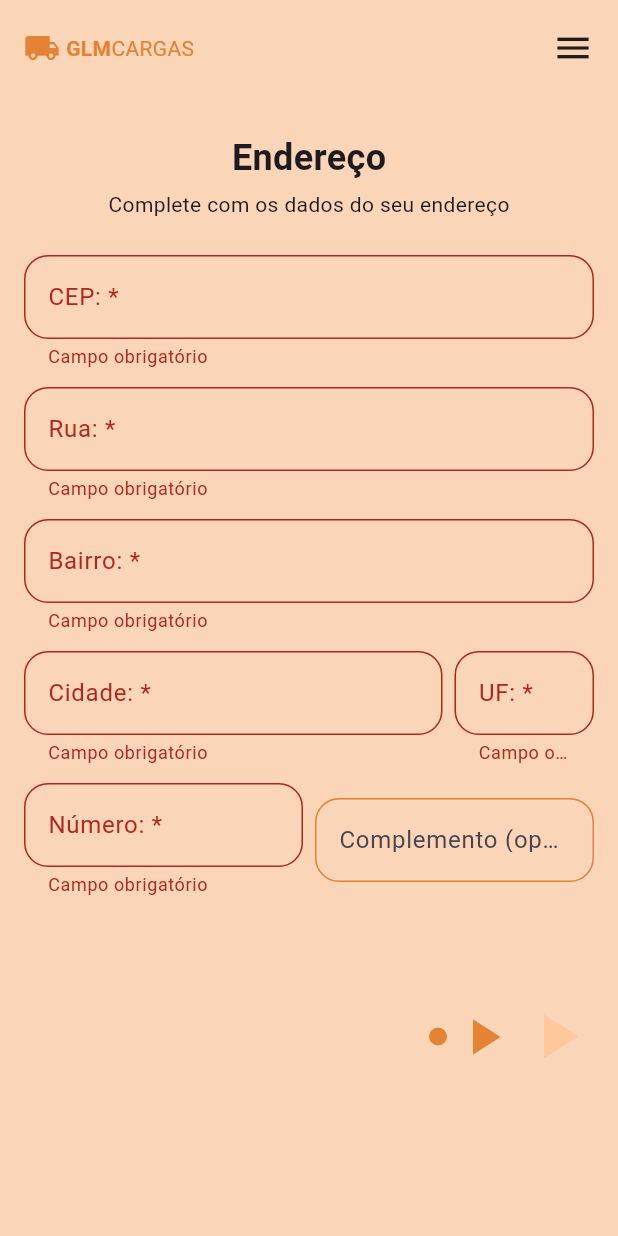
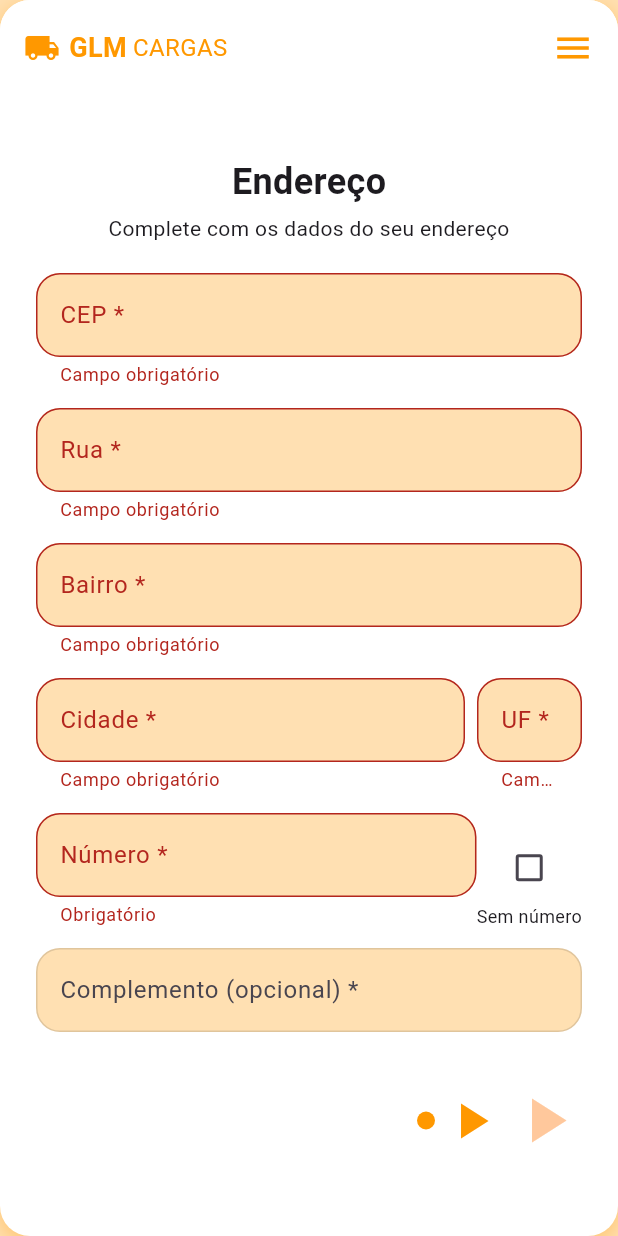
Before and after one commit to GLMCargas/glmcargas_supabase_flutter, a Flutter app: the CadastroEnderecoScreen screen opened directly, after a tap on the "play arrow" icon, on a phone screen of 412 x 824 dp. Run offline on Flutter 3.47's test engine with Material 3 defaults, Android fonts, the phone set to English and light mode, and no system bars; our stand-ins replace image_picker, mask_text_input_formatter, supabase_flutter; accounts and stored records are empty.

Commit message:
ajusta pagina de endereço para salvar no banco de dados apartir dos dados pessoas

```diff
--- a/lib/cadastro/cadastro_endereco.dart
+++ b/lib/cadastro/cadastro_endereco.dart
@@ -1,5 +1,5 @@
 import 'package:flutter/material.dart';
-import 'cadastro_dados_pessoais.dart';
+import 'package:supabase_flutter/supabase_flutter.dart';
 import 'cadastro_tipo_veiculo.dart';
 
 class CadastroEnderecoScreen extends StatefulWidget {
@@ -20,6 +20,8 @@ class _CadastroEnderecoScreenState extends State<CadastroEnderecoScreen> {
   final _numeroController = TextEditingController();
   final _complementoController = TextEditingController();
 
+  bool _semNumero = false;
+
   @override
   void dispose() {
     _cepController.dispose();
@@ -32,11 +34,51 @@ class _CadastroEnderecoScreenState extends State<CadastroEnderecoScreen> {
     super.dispose();
   }
 
-  void _proximo() {
-    if (_formKey.currentState!.validate()) {
+  Future<void> _salvarEndereco() async {
+    if (!_formKey.currentState!.validate()) return;
+
+    final supabase = Supabase.instance.client;
+    final user = supabase.auth.currentUser;
+
+    if (user == null) {
+      ScaffoldMessenger.of(context).showSnackBar(
+        const SnackBar(content: Text("Erro: usuário não autenticado.")),
+      );
+      return;
+    }
+
+    final dados = {
+      "Usuario_CaminhoneiroID": user.id,
+      "CEP": int.tryParse(_cepController.text.replaceAll(RegExp(r'\D'), '')),
+      "Rua": _ruaController.text.trim(),
+      "Bairro": _bairroController.text.trim(),
+      "Cidade": _cidadeController.text.trim(),
+      "UF": _ufController.text.trim(),
+      "Numero": _semNumero
+          ? 0
+          : int.tryParse(
+              _numeroController.text.replaceAll(RegExp(r'[^0-9]'), ''),
+            ),
+      "Complemento": _complementoController.text.trim().isEmpty
+          ? null
+          : _complementoController.text.trim(),
+    };
+
+    try {
+      await supabase.from("Endereço").insert(dados);
+
+      if (mounted) {
         Navigator.push(
           context,
           MaterialPageRoute(builder: (_) => const CadastroTipoVeiculoScreen()),
+        );
+      }
+    } catch (e) {
+      ScaffoldMessenger.of(context).showSnackBar(
+        SnackBar(
+          content: Text("Erro ao salvar: $e"),
+          backgroundColor: Colors.red,
+        ),
       );
     }
   }
@@ -44,79 +86,154 @@ class _CadastroEnderecoScreenState extends State<CadastroEnderecoScreen> {
   @override
   Widget build(BuildContext context) {
     return Scaffold(
-      backgroundColor: kBackgroundColor,
-      body: SafeArea(
+      backgroundColor: Colors.orange.shade100, // IGUAL À PÁGINA DE CADASTRO
+      body: Center(
+        child: Container(
+          constraints: const BoxConstraints(maxWidth: 430),
+          decoration: BoxDecoration(
+            color: Colors.white, // IGUAL À OUTRA TELA
+            borderRadius: BorderRadius.circular(20),
+            boxShadow: [
+              BoxShadow(
+                color: Colors.orange.withOpacity(0.4), // IGUAL
+                blurRadius: 12,
+                offset: const Offset(0, 4),
+              ),
+            ],
+          ),
+
           child: Column(
             children: [
-            const _TopoLogo(),
+              // 🔶 TOPO IGUAL
+              Container(
+                height: 64,
+                padding: const EdgeInsets.symmetric(horizontal: 16),
+                decoration: const BoxDecoration(
+                  color: Colors.white,
+                  borderRadius: BorderRadius.vertical(top: Radius.circular(20)),
+                ),
+                child: Row(
+                  children: const [
+                    Icon(Icons.local_shipping, color: Colors.orange),
+                    SizedBox(width: 6),
+                    Text(
+                      "GLM",
+                      style: TextStyle(
+                        fontWeight: FontWeight.bold,
+                        fontSize: 18,
+                        color: Colors.orange,
+                      ),
+                    ),
+                    SizedBox(width: 4),
+                    Text(
+                      "CARGAS",
+                      style: TextStyle(color: Colors.orange, fontSize: 16),
+                    ),
+                    Spacer(),
+                    Icon(Icons.menu, color: Colors.orange, size: 28),
+                  ],
+                ),
+              ),
+
               Expanded(
                 child: SingleChildScrollView(
-                padding: const EdgeInsets.all(16),
+                  padding: const EdgeInsets.all(24),
                   child: Form(
                     key: _formKey,
                     child: Column(
                       children: [
-                      const SizedBox(height: 8),
+                        const SizedBox(height: 16),
+
                         const Text(
-                        'Endereço',
+                          "Endereço",
                           style: TextStyle(
                             fontSize: 24,
                             fontWeight: FontWeight.bold,
                           ),
                         ),
+
                         const SizedBox(height: 4),
-                      const Text('Complete com os dados do seu endereço'),
-                      const SizedBox(height: 24),
-                      _CampoTexto(label: 'CEP: *', controller: _cepController),
-                      _CampoTexto(label: 'Rua: *', controller: _ruaController),
-                      _CampoTexto(
-                        label: 'Bairro: *',
-                        controller: _bairroController,
+
+                        const Text(
+                          'Complete com os dados do seu endereço',
+                          textAlign: TextAlign.center,
                         ),
+
+                        const SizedBox(height: 20),
+
+                        _campo("CEP", _cepController),
+                        _campo("Rua", _ruaController),
+                        _campo("Bairro", _bairroController),
+
+                        Row(
+                          children: [
+                            Expanded(child: _campo("Cidade", _cidadeController)),
+                            const SizedBox(width: 8),
+                            SizedBox(
+                              width: 70,
+                              child: _campo("UF", _ufController),
+                            ),
+                          ],
+                        ),
+
                         Row(
                           children: [
                             Expanded(
-                            flex: 3,
-                            child: _CampoTexto(
-                              label: 'Cidade: *',
-                              controller: _cidadeController,
+                              child: _campo(
+                                "Número",
+                                _numeroController,
+                                validatorOverride: (v) {
+                                  if (_semNumero) return null;
+                                  return (v == null || v.isEmpty)
+                                      ? "Obrigatório"
+                                      : null;
+                                },
                               ),
                             ),
-                          const SizedBox(width: 8),
-                          Expanded(
-                            flex: 1,
-                            child: _CampoTexto(
-                              label: 'UF: *',
-                              controller: _ufController,
+
+                            Column(
+                              children: [
+                                Checkbox(
+                                  value: _semNumero,
+                                  onChanged: (v) =>
+                                      setState(() => _semNumero = v ?? false),
                                 ),
+                                const Text(
+                                  "Sem número",
+                                  style: TextStyle(fontSize: 12),
+                                )
+                              ],
                             ),
                           ],
                         ),
-                      Row(
-                        children: [
-                          Expanded(
-                            child: _CampoTexto(
-                              label: 'Número: *',
-                              controller: _numeroController,
+
+                        _campo(
+                          "Complemento (opcional)",
+                          _complementoController,
+                          validatorOverride: (_) => null,
+                        ),
+
+                        const SizedBox(height: 20),
+
+                        Align(
+                          alignment: Alignment.centerRight,
+                          child: GestureDetector(
+                            onTap: _salvarEndereco,
+                            child: Row(
+                              mainAxisSize: MainAxisSize.min,
+                              children: const [
+                                CircleAvatar(
+                                    radius: 6, backgroundColor: Colors.orange),
+                                SizedBox(width: 4),
+                                Icon(Icons.play_arrow,
+                                    size: 40, color: Colors.orange),
+                                SizedBox(width: 4),
+                                Icon(Icons.play_arrow,
+                                    size: 50, color: Color(0xFFFFC89C)),
+                              ],
                             ),
                           ),
-                          const SizedBox(width: 8),
-                          Expanded(
-                            child: _CampoTexto(
-                              label: 'Complemento (opcional):',
-                              controller: _complementoController,
-                              validatorOverride: (_) => null,
-                            ),
-                          ),
-                        ],
-                      ),
-                      const SizedBox(height: 40),
-
-                      const SizedBox(height: 16),
-                      Align(
-                        alignment: Alignment.bottomRight,
-                        child: _BotaoSetaGrande(onTap: _proximo),
-                      ),
+                        )
                       ],
                     ),
                   ),
@@ -125,125 +242,35 @@ class _CadastroEnderecoScreenState extends State<CadastroEnderecoScreen> {
             ],
           ),
         ),
+      ),
     );
   }
-}
 
-// reaproveita os widgets do primeiro arquivo:
-
-class _CampoTexto extends StatelessWidget {
-  final String label;
-  final TextEditingController controller;
-  final TextInputType? keyboardType;
-  final String? Function(String?)? validatorOverride;
-
-  const _CampoTexto({
-    Key? key,
-    required this.label,
-    required this.controller,
-    this.keyboardType,
-    this.validatorOverride,
-  }) : super(key: key);
-
-  @override
-  Widget build(BuildContext context) {
+  Widget _campo(
+    String label,
+    TextEditingController controller, {
+    String? Function(String?)? validatorOverride,
+  }) {
     return Padding(
-      padding: const EdgeInsets.only(bottom: 12.0),
+      padding: const EdgeInsets.only(bottom: 14),
       child: TextFormField(
         controller: controller,
-        keyboardType: keyboardType,
-        validator:
-            validatorOverride ??
-            (value) =>
-                (value == null || value.isEmpty) ? 'Campo obrigatório' : null,
+        validator: validatorOverride ??
+            (v) => (v == null || v.isEmpty) ? "Campo obrigatório" : null,
         decoration: InputDecoration(
-          labelText: label,
+          labelText: "$label *",
           filled: true,
-          fillColor: kBackgroundColor,
+          fillColor: Colors.orange.shade100, // IGUAL À TELA DE CADASTRO
           border: OutlineInputBorder(
             borderRadius: BorderRadius.circular(16),
-            borderSide: const BorderSide(color: kPrimaryColor),
+            borderSide: const BorderSide(color: Colors.black12),
           ),
           enabledBorder: OutlineInputBorder(
             borderRadius: BorderRadius.circular(16),
-            borderSide: const BorderSide(color: kPrimaryColor),
+            borderSide: const BorderSide(color: Colors.black12),
           ),
         ),
       ),
     );
   }
 }
-
-class _TopoLogo extends StatelessWidget {
-  const _TopoLogo({Key? key}) : super(key: key);
-
-  @override
-  Widget build(BuildContext context) {
-    return const _TopoLogoBase();
-  }
-}
-
-class _BotaoSetaGrande extends StatelessWidget {
-  final VoidCallback onTap;
-
-  const _BotaoSetaGrande({Key? key, required this.onTap}) : super(key: key);
-
-  @override
-  Widget build(BuildContext context) => _BotaoSetaGrandeBase(onTap: onTap);
-}
-
-// para não duplicar, usei estas classes base vindas do primeiro arquivo:
-class _TopoLogoBase extends StatelessWidget {
-  const _TopoLogoBase({Key? key}) : super(key: key);
-
-  @override
-  Widget build(BuildContext context) {
-    return Container(
-      height: 64,
-      padding: const EdgeInsets.symmetric(horizontal: 16),
-      child: Row(
-        children: [
-          Row(
-            children: const [
-              Icon(Icons.local_shipping, color: kPrimaryColor),
-              SizedBox(width: 4),
-              Text(
-                'GLM',
-                style: TextStyle(
-                  fontWeight: FontWeight.bold,
-                  color: kPrimaryColor,
-                ),
-              ),
-              Text('CARGAS', style: TextStyle(color: kPrimaryColor)),
-            ],
-          ),
-          const Spacer(),
-          const Icon(Icons.menu, size: 28),
-        ],
-      ),
-    );
-  }
-}
-
-class _BotaoSetaGrandeBase extends StatelessWidget {
-  final VoidCallback onTap;
-
-  const _BotaoSetaGrandeBase({Key? key, required this.onTap}) : super(key: key);
-
-  @override
-  Widget build(BuildContext context) {
-    return GestureDetector(
-      onTap: onTap,
-      child: Row(
-        mainAxisSize: MainAxisSize.min,
-        children: const [
-          CircleAvatar(radius: 6, backgroundColor: kPrimaryColor),
-          SizedBox(width: 4),
-          Icon(Icons.play_arrow, size: 40, color: kPrimaryColor),
-          SizedBox(width: 4),
-          Icon(Icons.play_arrow, size: 50, color: Color(0xFFFFC89C)),
-        ],
-      ),
-    );
-  }
-}
--- a/lib/screen/cadastro.dart
+++ b/lib/screen/cadastro.dart
@@ -97,14 +97,14 @@ class _SignupPageState extends State<SignupPage> {
   }
 
   Future<void> _signUp() async {
-    print("▶️ Iniciando cadastro sem Auth...");
+  print("▶️ Iniciando cadastro...");
 
   if (!_formKey.currentState!.validate()) return;
 
   if (_generoSelecionado == null) {
-      ScaffoldMessenger.of(
-        context,
-      ).showSnackBar(const SnackBar(content: Text("Selecione um gênero.")));
+    ScaffoldMessenger.of(context).showSnackBar(
+      const SnackBar(content: Text("Selecione um gênero.")),
+    );
     return;
   }
 
@@ -113,64 +113,71 @@ class _SignupPageState extends State<SignupPage> {
   try {
     final supabase = Supabase.instance.client;
 
-      // FORMATAR DATA
+    // Formatando a data para yyyy-mm-dd
     final partes = _nascimentoController.text.split("/");
-      final dataPostgres = "${partes[2]}-${partes[1]}-${partes[0]}";
+    final dataFormatada = "${partes[2]}-${partes[1]}-${partes[0]}";
 
-      // DADOS PARA SALVAR ANTES DO AUTH
-      final dados = {
-        "email": _emailController.text.trim(),
-        "nome": _nomeController.text.trim(),
-        "sobrenome": _sobrenomeController.text.trim(),
-        "cpf_cnpj": _cpfController.text.replaceAll(RegExp(r'\D'), ''),
-        "data_nascimento": dataPostgres,
-        "telefone": _telefoneController.text.replaceAll(RegExp(r'\D'), ''),
-        "genero": _generoSelecionado,
-      };
+    print("📨 Criando usuário no Supabase Auth...");
 
-      print("📦 Inserindo na tabela Usuario_Caminhoneiro...");
-      final insertResponse = await supabase
-          .from("Usuario_Caminhoneiro")
-          .insert(dados)
-          .select()
-          .single();
-
-      print("✔️ Inserido no banco: $insertResponse");
-
-      // AGORA CRIA O AUTH
-      print("📨 Criando usuário no AUTH...");
-      final authResponse = await supabase.auth.signUp(
+    // 1️⃣ Criar usuário no AUTH
+    final signUpResponse = await supabase.auth.signUp(
       email: _emailController.text.trim(),
       password: _passwordController.text.trim(),
     );
 
-      if (authResponse.user == null) {
-        throw "Falha ao criar usuário no AUTH";
+    final user = signUpResponse.user;
+
+    if (user == null) {
+      throw "Erro ao criar usuário no AUTH.";
     }
 
-      final userId = authResponse.user!.id;
-      print("✔️ Auth criado com ID: $userId");
+    final userId = user.id;
+    print("✔ Usuário criado com ID: $userId");
 
-      // ATUALIZA LINHA COM ID DO AUTH
-      print("📨 Atualizando tabela com ID Auth...");
-      await supabase
-          .from("Usuario_Caminhoneiro")
-          .update({"id": userId})
-          .eq("email", _emailController.text.trim());
+    // 2️⃣ Fazer login automático para habilitar policies authenticated
+    print("🔐 Efetuando login automático...");
 
-      print("✔️ Linha atualizada com ID Auth!");
+    await supabase.auth.signInWithPassword(
+      email: _emailController.text.trim(),
+      password: _passwordController.text.trim(),
+    );
 
-      // FINALIZA
+    print("✔ Login realizado. User atual: ${supabase.auth.currentUser?.id}");
+
+    // 3️⃣ Inserir dados do usuário na tabela Usuario_Caminhoneiro
+    final dados = {
+      "id": userId, // agora o id vem direto do auth
+      "email": _emailController.text.trim(),
+      "nome": _nomeController.text.trim(),
+      "sobrenome": _sobrenomeController.text.trim(),
+      "cpf_cnpj": _cpfController.text.trim(),
+      "data_nascimento": dataFormatada,
+      "telefone": _telefoneController.text.trim(),
+      "genero": _generoSelecionado,
+      "foto_url": null,
+    };
+
+    print("📦 Salvando dados na tabela Usuario_Caminhoneiro:");
+    print(dados);
+
+    await supabase.from("Usuario_Caminhoneiro").insert(dados);
+
+    print("✔ Dados salvos com sucesso!");
+
+    // 4️⃣ Navegar após salvar corretamente
     if (mounted) {
       ScaffoldMessenger.of(context).showSnackBar(
         const SnackBar(content: Text("Cadastro realizado com sucesso!")),
       );
-        _proximo();
+      Navigator.push(
+        context,
+        MaterialPageRoute(builder: (_) => const CadastroEnderecoScreen()),
+      );
     }
-    } catch (e, st) {
+  } catch (e, stack) {
     print("❌ ERRO NO CADASTRO:");
     print(e);
-      print(st);
+    print(stack);
 
     ScaffoldMessenger.of(context).showSnackBar(
       SnackBar(
@@ -182,6 +189,7 @@ class _SignupPageState extends State<SignupPage> {
     setState(() => _isLoading = false);
   }
 }
+
 
   @override
   Widget build(BuildContext context) {
```
Lines whose indentation alone changed are shown as unchanged.
